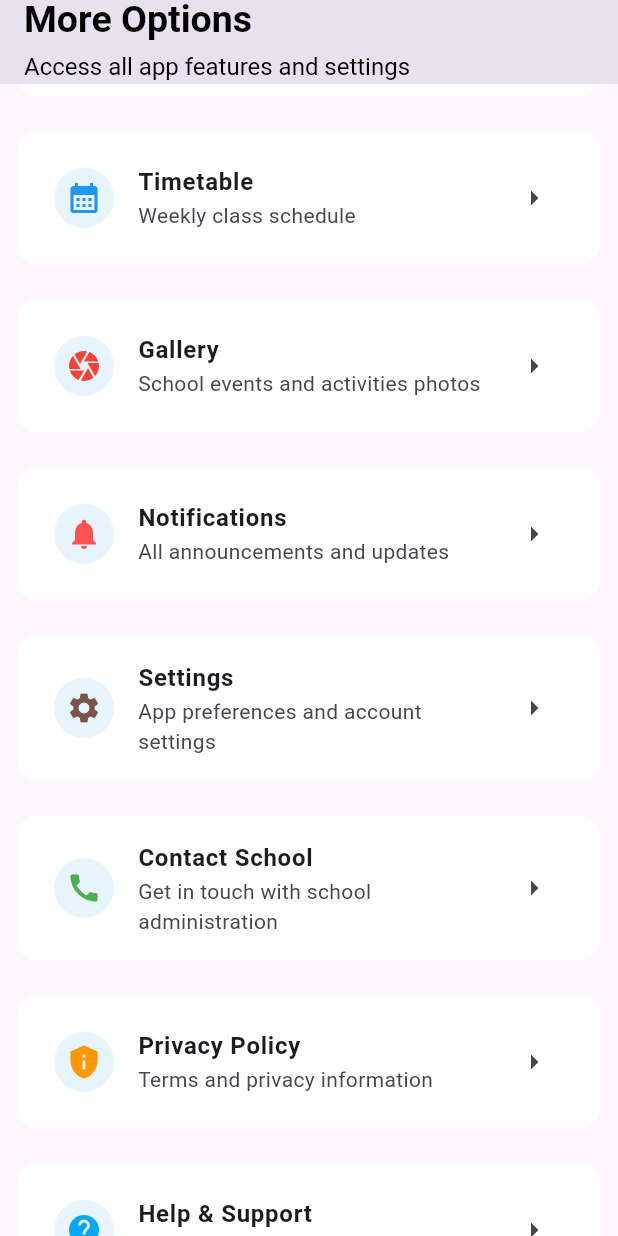
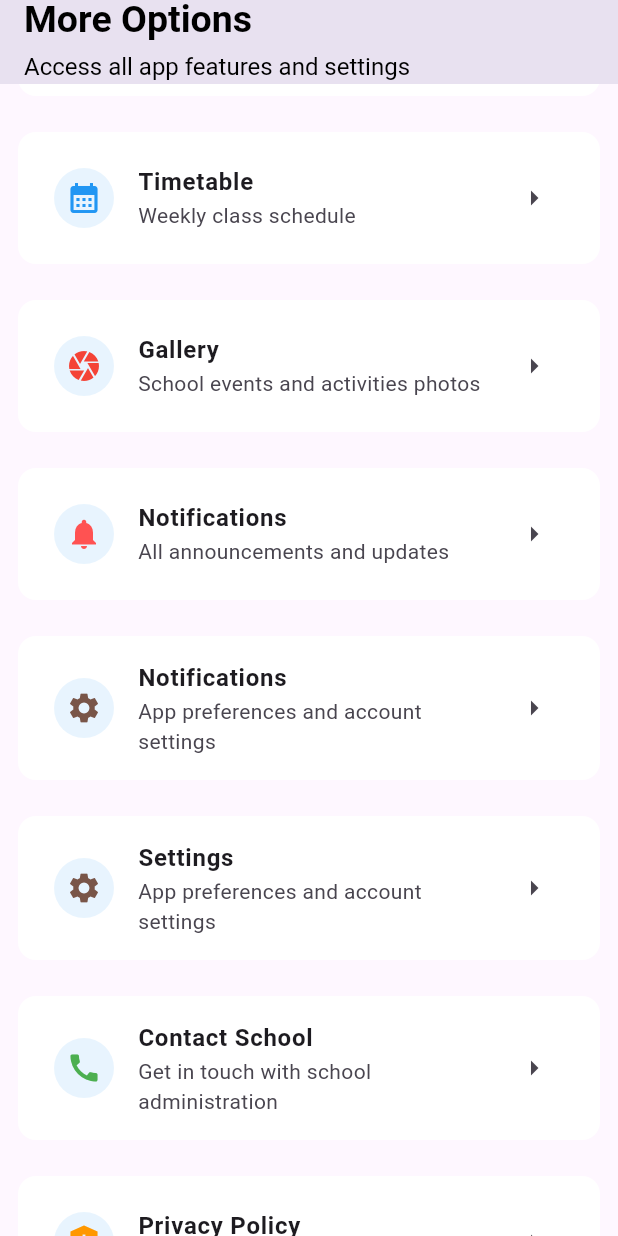
Before and after one commit to Alfas1511/school-app-d3s, a Flutter app: the MoreOptionsPage screen opened directly, scrolled down 576 dp, on a phone screen of 412 x 824 dp. Run offline on Flutter 3.47's test engine with Material 3 defaults, Android fonts, the phone set to English and light mode, and no system bars; our stand-ins replace shared_preferences; accounts and stored records are empty.

Commit message:
reducing and reusing codes

```diff
--- a/lib/core/constants/api_constants.dart
+++ b/lib/core/constants/api_constants.dart
@@ -1,10 +1,12 @@
 // lib/core/constants/api_constants.dart
 class ApiConstants {
   // static const String baseUrl = "http://127.0.0.1:8000/api";
-  static const String baseUrl = "http://10.0.2.2:8000/api";
+  // static const String baseUrl = "http://10.0.2.2:8000/api";
+  static const String baseUrl =
+      "https://mediumorchid-falcon-472579.hostingersite.com/api";
 
   // Endpoints
-  static const String login = "$baseUrl/login";
+  static const String login = "$baseUrl/parent/login";
   static const String logout = "$baseUrl/logout";
   static const String user = "$baseUrl/user";
 }
--- a/lib/main.dart
+++ b/lib/main.dart
@@ -1,6 +1,7 @@
 // lib/main.dart
 import 'package:flutter/material.dart';
 import 'package:provider/provider.dart';
+import 'package:school_app/views/auth/splash_screen.dart';
 import 'providers/auth_provider.dart';
 import 'views/auth/login_page.dart';
 import 'views/home_page.dart';
@@ -28,7 +29,8 @@ class MyApp extends StatelessWidget {
         return MaterialApp(
           debugShowCheckedModeBanner: false,
           // home: HomePage(),
-          home: LoginPage(),
+          // home: LoginPage(),
+          home: const SplashScreen(),
           // home: authProvider.isLoggedIn ? const HomePage() : const LoginPage(),
         );
       },
--- /dev/null
+++ b/lib/models/login_response.dart
@@ -0,0 +1,60 @@
+class LoginResponse {
+  final bool status;
+  final String message;
+  final UserData? data;
+
+  LoginResponse({required this.status, required this.message, this.data});
+
+  factory LoginResponse.fromJson(Map<String, dynamic> json) {
+    return LoginResponse(
+      status: json['status'] ?? false,
+      message: json['message'] ?? '',
+      data: json['data'] != null ? UserData.fromJson(json['data']) : null,
+    );
+  }
+}
+
+class UserData {
+  final User user;
+  final String token;
+  final String tokenType;
+
+  UserData({required this.user, required this.token, required this.tokenType});
+
+  factory UserData.fromJson(Map<String, dynamic> json) {
+    return UserData(
+      user: User.fromJson(json['user']),
+      token: json['token'],
+      tokenType: json['token_type'],
+    );
+  }
+}
+
+class User {
+  final int id;
+  final String parentPhone;
+  final bool parentStatus;
+  final String createdAt;
+  final String updatedAt;
+  final int createdBy;
+
+  User({
+    required this.id,
+    required this.parentPhone,
+    required this.parentStatus,
+    required this.createdAt,
+    required this.updatedAt,
+    required this.createdBy,
+  });
+
+  factory User.fromJson(Map<String, dynamic> json) {
+    return User(
+      id: json['id'],
+      parentPhone: json['parent_phone'],
+      parentStatus: json['parent_status'],
+      createdAt: json['created_at'],
+      updatedAt: json['updated_at'],
+      createdBy: json['created_by'],
+    );
+  }
+}
--- a/lib/resources/app_icons.dart
+++ b/lib/resources/app_icons.dart
@@ -1,7 +1,12 @@
 import 'package:flutter/material.dart';
 
 class AppIcons {
-  static Icon phone = const Icon(Icons.phone);
-  static Icon lock = const Icon(Icons.lock);
-  static Icon backArrow = const Icon(Icons.arrow_back);
+  static const IconData phone = Icons.phone;
+  static const IconData lock = Icons.lock;
+  static const IconData backArrow = Icons.arrow_back;
+  static const IconData rightArrow = Icons.arrow_right;
+  static const IconData help = Icons.help;
+  static const IconData privacy = Icons.privacy_tip;
+  static const IconData call = Icons.call;
+  static const IconData settings = Icons.settings;
 }
--- a/lib/resources/app_strings.dart
+++ b/lib/resources/app_strings.dart
@@ -1,3 +1,5 @@
+import 'package:school_app/views/help_and_support_page.dart';
+
 class AppStrings {
   // ------------- Login Page ------------- //
   static const loginScreenTitle = 'School 360';
@@ -12,6 +14,29 @@ class AppStrings {
   static const needHelp = 'Need help?';
   static const contact = 'Contact School Administration';
   static const terms = 'Terms of Service';
+  // ------------- Login Page ------------- //
+
+  // ------------- More Options Page ------------- //
+  static const profileManagement = 'Profile Management';
+  static const leaveManagement = 'Leave Management';
+  static const transportAndGps = 'Transport & GPS';
+  static const certficates = 'Certificates';
+  static const feesManagement = 'Fee Management';
+  static const timetable = 'Timetable';
+  static const gallery = 'Gallery';
+  static const notifications = 'Notifications';
+  static const notificationsSubtitle = "All announcements and updates";
+
+  static const settings = 'Settings';
+  static const settingsSubtitle = "App preferences and account settings";
+
+  static const contatSchool = 'Contact School';
+  static const contatSchoolSubtitle = "Get in touch with school administration";
+
   static const privacyPolicy = 'Privacy Policy';
-  // ------------- Login Page ------------- //
+  static const privacyPolicySubtitle = "Terms and privacy information";
+
+  static const helpAndSupport = 'Help & Support';
+  static const helpAndSupportSubTitle = "FAQ and Support contact";
+  // ------------- More Options Page ------------- //
 }
--- a/lib/views/more_options_page.dart
+++ b/lib/views/more_options_page.dart
@@ -1,4 +1,6 @@
 import 'package:flutter/material.dart';
+import 'package:school_app/resources/app_icons.dart';
+import 'package:school_app/resources/app_strings.dart';
 import 'package:school_app/views/certificates_page.dart';
 import 'package:school_app/views/contact_support_page.dart';
 import 'package:school_app/views/fee_management_page.dart';
@@ -371,42 +373,90 @@ class MoreOptionsPage extends StatelessWidget {
               ),
             ),
 
-            Padding(
-              padding: EdgeInsets.all(12),
-              child: Container(
-                width: double.infinity,
-                decoration: BoxDecoration(
-                  color: Colors.white,
-                  borderRadius: BorderRadius.circular(12),
+            // Notifications tile
+            _listingTiles(
+              title: AppStrings.notifications,
+              subtitle: AppStrings.settingsSubtitle,
+              leadingIcon: AppIcons.settings, // ← must be IconData
+              leadingIconColor: Colors.brown,
+              trailingIcon: AppIcons.rightArrow, // ← must be IconData
+              padding: const EdgeInsets.all(12),
+              onTap: () {
+                Navigator.push(
+                  context,
+                  MaterialPageRoute(builder: (context) => const SettingsPage()),
+                );
+              },
             ),
-                padding: const EdgeInsets.all(8),
-                child: ListTile(
-                  leading: Container(
-                    padding: const EdgeInsets.all(8), // space around the icon
-                    decoration: BoxDecoration(
-                      color: Colors.blue.withOpacity(
-                        0.1,
-                      ), // light background shade
-                      shape: BoxShape.circle, // makes it round
+
+            // Settings tile
+            _listingTiles(
+              title: AppStrings.settings,
+              subtitle: AppStrings.settingsSubtitle,
+              leadingIcon: AppIcons.settings, // ← must be IconData
+              leadingIconColor: Colors.brown,
+              trailingIcon: AppIcons.rightArrow, // ← must be IconData
+              padding: const EdgeInsets.all(12),
+              onTap: () {
+                Navigator.push(
+                  context,
+                  MaterialPageRoute(builder: (context) => const SettingsPage()),
+                );
+              },
             ),
-                    child: const Icon(Icons.settings, color: Colors.brown),
-                  ),
-                  title: Text(
-                    "Settings",
-                    style: TextStyle(fontWeight: FontWeight.bold),
-                  ),
-                  subtitle: Text("App preferences and account settings"),
-                  trailing: Icon(Icons.arrow_right),
+
+            // Contact School tile
+            _listingTiles(
+              title: AppStrings.contatSchool,
+              subtitle: AppStrings.contatSchoolSubtitle,
+              leadingIcon: AppIcons.call, // ← must be IconData
+              leadingIconColor: Colors.green,
+              trailingIcon: AppIcons.rightArrow, // ← must be IconData
+              padding: const EdgeInsets.all(12),
               onTap: () {
                 Navigator.push(
                   context,
                   MaterialPageRoute(
-                        builder: (context) => const SettingsPage(),
+                    builder: (context) => const ContactSupportPage(),
                   ),
                 );
               },
             ),
+
+            // Privacy Policy tile
+            _listingTiles(
+              title: AppStrings.privacyPolicy,
+              subtitle: AppStrings.privacyPolicySubtitle,
+              leadingIcon: AppIcons.privacy, // ← must be IconData
+              leadingIconColor: Colors.orange,
+              trailingIcon: AppIcons.rightArrow, // ← must be IconData
+              padding: const EdgeInsets.all(12),
+              onTap: () {
+                Navigator.push(
+                  context,
+                  MaterialPageRoute(
+                    builder: (context) => const PrivacyPolicyPage(),
                   ),
+                );
+              },
+            ),
+
+            // Help and Support tile
+            _listingTiles(
+              title: AppStrings.helpAndSupport,
+              subtitle: AppStrings.helpAndSupportSubTitle,
+              leadingIcon: AppIcons.help, // ← must be IconData
+              leadingIconColor: Colors.blue,
+              trailingIcon: AppIcons.rightArrow, // ← must be IconData
+              padding: const EdgeInsets.all(12),
+              onTap: () {
+                Navigator.push(
+                  context,
+                  MaterialPageRoute(
+                    builder: (context) => const HelpAndSupportPage(),
+                  ),
+                );
+              },
             ),
 
             Padding(
@@ -427,89 +477,16 @@ class MoreOptionsPage extends StatelessWidget {
                       ), // light background shade
                       shape: BoxShape.circle, // makes it round
                     ),
-                    child: const Icon(Icons.call, color: Colors.green),
+                    child: const Icon(
+                      Icons.exit_to_app_rounded,
+                      color: Colors.red,
+                    ),
                   ),
                   title: Text(
-                    "Contact School",
+                    "Sign Out",
                     style: TextStyle(fontWeight: FontWeight.bold),
                   ),
-                  subtitle: Text("Get in touch with school administration"),
-                  trailing: Icon(Icons.arrow_right),
-                  onTap: () {
-                    Navigator.push(
-                      context,
-                      MaterialPageRoute(
-                        builder: (context) => const ContactSupportPage(),
-                      ),
-                    );
-                  },
-                ),
-              ),
-            ),
-
-            Padding(
-              padding: EdgeInsets.all(12),
-              child: Container(
-                width: double.infinity,
-                decoration: BoxDecoration(
-                  color: Colors.white,
-                  borderRadius: BorderRadius.circular(12),
-                ),
-                padding: const EdgeInsets.all(8),
-                child: ListTile(
-                  leading: Container(
-                    padding: const EdgeInsets.all(8), // space around the icon
-                    decoration: BoxDecoration(
-                      color: Colors.blue.withOpacity(
-                        0.1,
-                      ), // light background shade
-                      shape: BoxShape.circle, // makes it round
-                    ),
-                    child: const Icon(Icons.privacy_tip, color: Colors.orange),
-                  ),
-                  title: Text(
-                    "Privacy Policy",
-                    style: TextStyle(fontWeight: FontWeight.bold),
-                  ),
-                  subtitle: Text("Terms and privacy information"),
-                  trailing: Icon(Icons.arrow_right),
-                  onTap: () {
-                    Navigator.push(
-                      context,
-                      MaterialPageRoute(
-                        builder: (context) => const PrivacyPolicyPage(),
-                      ),
-                    );
-                  },
-                ),
-              ),
-            ),
-
-            Padding(
-              padding: EdgeInsets.all(12),
-              child: Container(
-                width: double.infinity,
-                decoration: BoxDecoration(
-                  color: Colors.white,
-                  borderRadius: BorderRadius.circular(12),
-                ),
-                padding: const EdgeInsets.all(8),
-                child: ListTile(
-                  leading: Container(
-                    padding: const EdgeInsets.all(8), // space around the icon
-                    decoration: BoxDecoration(
-                      color: Colors.blue.withOpacity(
-                        0.1,
-                      ), // light background shade
-                      shape: BoxShape.circle, // makes it round
-                    ),
-                    child: const Icon(Icons.help, color: Colors.lightBlue),
-                  ),
-                  title: Text(
-                    "Help & Support",
-                    style: TextStyle(fontWeight: FontWeight.bold),
-                  ),
-                  subtitle: Text("FAQ and Support contact"),
+                  subtitle: Text("Sign out of the app"),
                   trailing: Icon(Icons.arrow_right),
                   onTap: () {
                     Navigator.push(
@@ -527,4 +504,42 @@ class MoreOptionsPage extends StatelessWidget {
       ),
     );
   }
+
+  Widget _listingTiles({
+    required String title,
+    required String subtitle,
+    required Color leadingIconColor,
+    required IconData leadingIcon,
+    required IconData trailingIcon,
+    required EdgeInsets padding,
+    required VoidCallback onTap,
+  }) {
+    return Padding(
+      padding: padding,
+      child: Container(
+        decoration: BoxDecoration(
+          color: Colors.white,
+          borderRadius: BorderRadius.circular(12),
+        ),
+        padding: const EdgeInsets.all(8),
+        child: ListTile(
+          leading: Container(
+            padding: const EdgeInsets.all(8),
+            decoration: BoxDecoration(
+              color: Colors.blue.withOpacity(0.1),
+              shape: BoxShape.circle,
+            ),
+            child: Icon(leadingIcon, color: leadingIconColor),
+          ),
+          title: Text(
+            title,
+            style: const TextStyle(fontWeight: FontWeight.bold),
+          ),
+          subtitle: Text(subtitle),
+          trailing: Icon(trailingIcon),
+          onTap: onTap,
+        ),
+      ),
+    );
   }
+}
```
Also changed, not shown: lib/core/utils/shared_prefs.dart (added, +20 -0 lines), lib/providers/auth_provider.dart (+99 -39 lines), lib/views/auth/login_page.dart (+6 -38 lines), lib/views/auth/splash_screen.dart (added, +85 -0 lines). Lines whose indentation alone changed are shown as unchanged.
